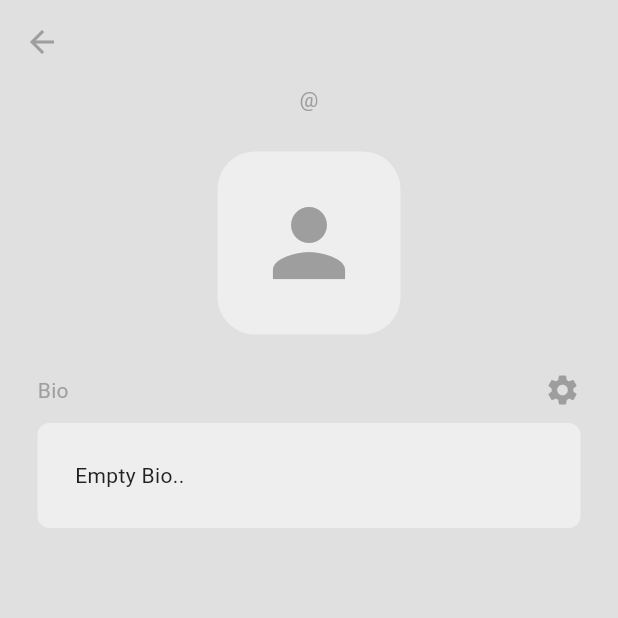
After one commit to Siddhit-kale/MYTwitter, a Flutter app: the screen it shows once a user with an empty profile is signed in, in the side drawer, after a tap on "P R O F I L E", on a phone screen of 412 x 824 dp, the top half of it. The commit adds this screen. Run offline on Flutter 3.47's test engine with Material 3 defaults, Android fonts, the phone set to English and light mode, and no system bars; our stand-ins replace cloud_firestore, firebase_auth, firebase_core; accounts and stored records are empty.

Commit message:
second commit

```diff
--- /dev/null
+++ b/lib/components/my_bio_box.dart
@@ -0,0 +1,40 @@
+import 'package:flutter/material.dart';
+
+/*
+User Bio Box
+
+- this is a single box text inside
+  - text
+*/
+
+class MyBioBox extends StatelessWidget {
+  final String text;
+
+  const MyBioBox({super.key, required this.text});
+
+  // build Ui
+  @override
+  Widget build(BuildContext context) {
+
+    // container
+    return Container(
+      decoration: BoxDecoration(
+        // color
+        color: Theme.of(context).colorScheme.secondary,
+
+        // curve corners
+        borderRadius: BorderRadius.circular(8),
+
+      ),
+
+      // padding inside
+      padding: const EdgeInsets.all(25),
+
+      // text
+      child: Text(
+        text.isNotEmpty ? text : "Empty Bio..",
+        style: TextStyle(color: Theme.of(context).colorScheme.inversePrimary),
+      ),
+    );
+  }
+}
--- a/lib/components/my_drawer.dart
+++ b/lib/components/my_drawer.dart
@@ -1,5 +1,6 @@
 import 'package:flutter/material.dart';
 import 'package:mytwitter/components/my_drawer_title.dart';
+import 'package:mytwitter/pages/profile_page.dart';
 import 'package:mytwitter/pages/settings_page.dart';
 import 'package:mytwitter/services/auth/auth_service.dart';
 
@@ -54,6 +55,23 @@ class MyDrawer extends StatelessWidget {
               ),
 
               //Profile list title
+              MyDrawerTitle(
+                title: "P R O F I L E",
+                icon: Icons.person,
+                onTap: () {
+                  //pop menu drawer
+                  Navigator.pop(context);
+
+                  // go to the profile page
+                  Navigator.push(
+                      context,
+                      MaterialPageRoute(
+                          builder: (context) =>
+                              ProfilePage(uid: _auth.getCurrentUid()),
+                              ),
+                       );
+                },
+              ),
 
               //search list title
 
@@ -77,9 +95,7 @@ class MyDrawer extends StatelessWidget {
 
               // Logout list title
               MyDrawerTitle(
-                  title: "L O G O U T",
-                  icon: Icons.logout,
-                  onTap: logout),
+                  title: "L O G O U T", icon: Icons.logout, onTap: logout),
             ],
           ),
         ),
--- a/lib/main.dart
+++ b/lib/main.dart
@@ -2,6 +2,7 @@ import 'package:firebase_core/firebase_core.dart';
 import 'package:flutter/material.dart';
 import 'package:mytwitter/firebase_options.dart';
 import 'package:mytwitter/services/auth/auth_gate.dart';
+import 'package:mytwitter/services/database/database_provider.dart';
 import 'package:mytwitter/themes/theme_provider.dart';
 import 'package:provider/provider.dart';
 
@@ -10,10 +11,17 @@ void main() async {
   WidgetsFlutterBinding.ensureInitialized();
   await Firebase.initializeApp(options: DefaultFirebaseOptions.currentPlatform);
 
-  runApp(ChangeNotifierProvider(
-    create: (conetext) => ThemeProvider(),
-    child: const MyApp(),
-  ));
+  runApp(MultiProvider(
+    providers: [
+      // theme Provider
+      ChangeNotifierProvider(create: (context) => ThemeProvider()),
+
+      // database provider
+      ChangeNotifierProvider(create: (context) => DatabaseProvider()),
+      ],
+      child: const MyApp(),
+    ),
+  );
 }
 
 class MyApp extends StatelessWidget {
--- /dev/null
+++ b/lib/pages/profile_page.dart
@@ -0,0 +1,143 @@
+import 'package:flutter/material.dart';
+import 'package:mytwitter/components/my_bio_box.dart';
+import 'package:mytwitter/models/user.dart';
+import 'package:mytwitter/services/auth/auth_service.dart';
+import 'package:mytwitter/services/database/database_provider.dart';
+import 'package:provider/provider.dart';
+
+/*
+ Profile page
+
+ */
+
+class ProfilePage extends StatefulWidget {
+  final String uid;
+
+  const ProfilePage({super.key, required this.uid});
+
+  @override
+  State<ProfilePage> createState() => _ProfilePageState();
+}
+
+class _ProfilePageState extends State<ProfilePage> {
+  // providers
+  late final databaseProvider =
+      Provider.of<DatabaseProvider>(context, listen: false);
+
+  // user info
+  UserProfile? user;
+  String currentUserId = AuthService().getCurrentUid();
+
+  // loading
+  bool _isloading = true;
+
+  // on startup,
+  @override
+  void initState() {
+    super.initState();
+
+    // let's load user info
+    loadUser();
+  }
+
+  Future<void> loadUser() async {
+    // get the user profile info
+    user = await databaseProvider.userProfile(widget.uid);
+
+    // finished loading
+    setState(() {
+      _isloading = false;
+    });
+  }
+
+  // show edit bio box
+  void _showEditBioBox() {
+    showDialog(
+      context: context,
+      builder: (context) => AlertDialog(
+        content: TextField(),
+    )
+    );
+  }
+
+  // build ui
+  @override
+  Widget build(BuildContext context) {
+    // scaffload
+    return Scaffold(
+        backgroundColor: Theme.of(context).colorScheme.surface,
+
+        //app bar
+        appBar: AppBar(
+          title: Text(_isloading ? '' : user!.name),
+          foregroundColor: Theme.of(context).colorScheme.primary,
+        ),
+
+        //body
+        body: Padding(
+          padding: const EdgeInsets.symmetric(horizontal: 25.0),
+          child: ListView(
+            children: [
+              // username handler
+              Center(
+                child: Text(
+                  _isloading ? '' : '@${user!.username}',
+                  style:
+                      TextStyle(color: Theme.of(context).colorScheme.primary),
+                ),
+              ),
+
+              const SizedBox(height: 25),
+
+              // profile picture
+              Center(
+                child: Container(
+                  decoration: BoxDecoration(
+                    color: Theme.of(context).colorScheme.secondary,
+                    borderRadius: BorderRadius.circular(25),
+                  ),
+                  padding: EdgeInsets.all(25),
+                  child: Icon(
+                    Icons.person,
+                    size: 72,
+                    color: Theme.of(context).colorScheme.primary,
+                  ),
+                ),
+              ),
+
+              const SizedBox(height: 25),
+
+              // profile stats -> number of posts / followers / following
+
+              // follow / unfollow button
+
+              // edit bio
+              Row(
+                mainAxisAlignment: MainAxisAlignment.spaceBetween,
+                children: [
+                  Text(
+                    "Bio",
+                    style:
+                        TextStyle(color: Theme.of(context).colorScheme.primary),
+                  ),
+                  GestureDetector(
+                    onTap: _showEditBioBox,
+                    child: Icon(
+                      Icons.settings,
+                      color: Theme.of(context).colorScheme.primary,
+                    ),
+                  ),
+                ],
+              ),
+
+              const SizedBox(height: 10),
+
+              // bio box
+              MyBioBox(text: _isloading ? '...' : user!.bio),
+
+              // list of posts from users
+            ],
+          ),
+        ));
+  }
+}
--- a/lib/pages/register_page.dart
+++ b/lib/pages/register_page.dart
@@ -52,8 +52,8 @@ class _RegisterPageState extends State<RegisterPage> {
 
         // once registered, create and save user profile in database
         await _db.saveUserInfoInFirebase(
-            name: emailController.text,
-            email: pwController.text
+            name: nameController.text,
+            email: emailController.text
           );
 
         // everythime we add a new package, it's will restart the app
--- /dev/null
+++ b/lib/services/database/database_provider.dart
@@ -0,0 +1,30 @@
+/*
+  Databse Provider
+  - the database service class handles data to and from firebase
+  - the database provider class process the data to dispay in our app
+
+  - Also, if one day, we decide to change out backend then it's much easier to manage and swith out database.
+*/
+
+import 'package:flutter/material.dart';
+import 'package:mytwitter/models/user.dart';
+import 'package:mytwitter/services/database/database_service.dart';
+
+class DatabaseProvider extends ChangeNotifier {
+  /*
+  Services
+  */
+
+  // get db and auth services
+  final _db = DatabaseService();
+
+  /*
+  User Profile
+  */
+
+  // get user profile given uid
+  Future<UserProfile?> userProfile(String uid) => _db.getUserfromFirebase(uid);
+
+  // update user bio
+  Future<void> updateBio(String bio) => _db.updateUserBioinFirebase(bio);
+}
--- a/lib/services/database/database_service.dart
+++ b/lib/services/database/database_service.dart
@@ -14,6 +14,7 @@
 import 'package:cloud_firestore/cloud_firestore.dart';
 import 'package:firebase_auth/firebase_auth.dart';
 import 'package:mytwitter/models/user.dart';
+import 'package:mytwitter/services/auth/auth_service.dart';
 
 class DatabaseService {
   // get instance of firestore db and auth
@@ -46,20 +47,33 @@ class DatabaseService {
     final userMap = user.toMap();
 
     // save user info in firebase
-    await _db.collection("users").doc(uid).set(userMap);
+    await _db.collection("Users").doc(uid).set(userMap);
   }
 
   // get user info
   Future<UserProfile?> getUserfromFirebase(String uid) async {
     try {
       // retrieve user info from firebase
-      DocumentSnapshot userdoc = await _db.collection("Users").doc(uid).get();
+      DocumentSnapshot userDoc = await _db.collection("Users").doc(uid).get();
 
       // convert doc to user profile
-      return UserProfile.fromDocumnet(userdoc);
+      return UserProfile.fromDocumnet(userDoc);
     } catch (e) {
       print(e);
       return null;
+    }
+  }
+
+  // update user bio
+  Future<void> updateUserBioinFirebase(String bio) async {
+    // get current info
+    String uid = AuthService().getCurrentUid();
+
+    // attempts to update in firebase
+    try {
+      await _db.collection("Users").doc(uid).update({'bio': bio});
+    } catch (e) {
+      print(e);
     }
   }
 
```
